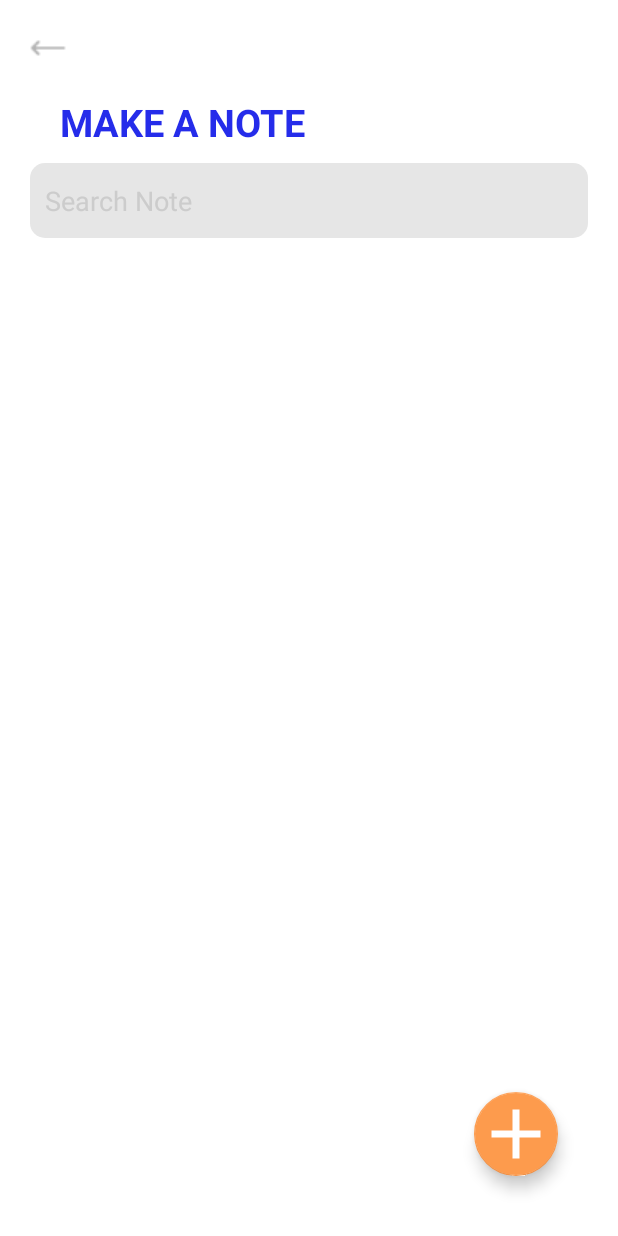
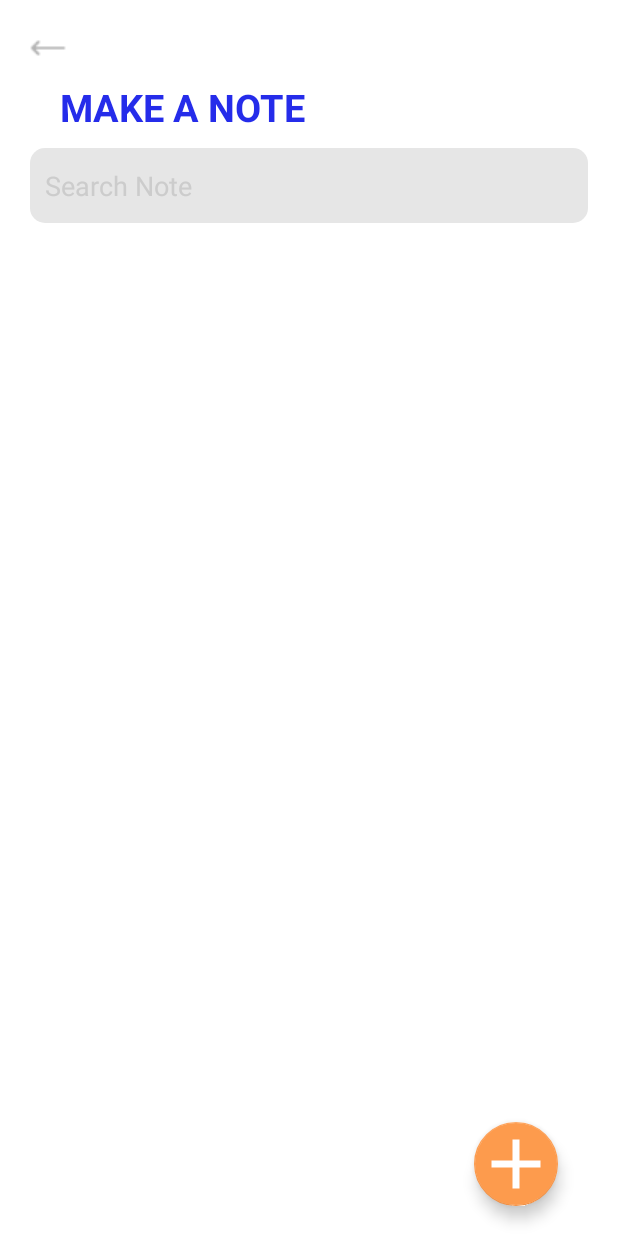
Before and after one commit to ronaldkelechi11/Cs-chat.2, an Android app: the screen it shows after launch (Notes), on a phone screen of 412 x 824 dp. Run offline under Robolectric (Android 15) with nearby library versions, the phone set to English and light mode, and no system bars; libraries missing offline, so code that uses them is left out: net.yslibrary.android; 1 statement that could not run was skipped.

Commit message:
Arranged the themes properly and have initialized the Notes Widgets Items

```diff
--- a/app/src/main/java/com/bms/cschat/Notes.java
+++ b/app/src/main/java/com/bms/cschat/Notes.java
@@ -3,16 +3,47 @@ package com.bms.cschat;
 import android.content.Intent;
 import android.os.Bundle;
 import android.view.View;
+import android.widget.EditText;
+import android.widget.ImageView;
+import android.widget.ListView;
 
 import androidx.appcompat.app.AppCompatActivity;
+import androidx.recyclerview.widget.RecyclerView;
+
+import com.google.android.material.floatingactionbutton.FloatingActionButton;
+
+import net.yslibrary.android.keyboardvisibilityevent.KeyboardVisibilityEvent;
+import net.yslibrary.android.keyboardvisibilityevent.KeyboardVisibilityEventListener;
 
 
 public class Notes extends AppCompatActivity {
+    FloatingActionButton fab;
+    EditText searchNotes;
+    ListView notesListView;
 
     @Override
     protected void onCreate(Bundle savedInstanceState) {
         super.onCreate(savedInstanceState);
         setContentView(R.layout.activity_notes);
+
+        //Initialization of Views
+        fab = findViewById(R.id.fabNotes);
+        searchNotes = findViewById(R.id.searchNoteEditText);
+        notesListView = findViewById(R.id.notesListView);
+
+
+        //To hide FAB if Keyboard is Visible
+        KeyboardVisibilityEvent.setEventListener(this, new KeyboardVisibilityEventListener() {
+            @Override
+            public void onVisibilityChanged(boolean isOpen) {
+                if(isOpen){
+                    fab.setVisibility(View.GONE);
+                }
+                else{
+                    fab.setVisibility(View.VISIBLE);
+                }
+            }
+        });
 
 
     }
@@ -20,4 +51,8 @@ public class Notes extends AppCompatActivity {
         Intent nt = new Intent(getApplicationContext(),NewNote.class);
         startActivity(nt);
     }
+
+    public void backToHome(View view) {
+        finish();
+    }
 }
--- a/app/src/main/res/layout/activity_new_note.xml
+++ b/app/src/main/res/layout/activity_new_note.xml
@@ -34,7 +34,7 @@
 
     <EditText
         android:id="@+id/titleNewNote"
-        android:layout_width="wrap_content"
+        android:layout_width="match_parent"
         android:layout_height="wrap_content"
         android:layout_marginHorizontal="5dp"
         android:layout_marginTop="30dp"
--- a/app/src/main/res/layout/activity_notes.xml
+++ b/app/src/main/res/layout/activity_notes.xml
@@ -4,10 +4,12 @@
     xmlns:tools="http://schemas.android.com/tools"
     android:layout_width="match_parent"
     android:layout_height="match_parent"
-    android:padding="20dp"
+    android:paddingTop="20dp"
+    android:paddingHorizontal="20dp"
     tools:context=".Notes">
     <ImageView
         android:id="@+id/registerBack"
+        android:onClick="backToHome"
         android:layout_width="wrap_content"
         android:layout_height="wrap_content"
         android:cropToPadding="true"
@@ -20,7 +22,7 @@
         android:layout_width="wrap_content"
         android:layout_height="wrap_content"
         android:layout_marginHorizontal="20dp"
-        android:layout_marginTop="20dp"
+        android:layout_marginTop="10dp"
         android:text="Make a Note"
         android:textAllCaps="true"
         android:textColor="@color/primary3"
@@ -35,20 +37,24 @@
         android:layout_marginTop="10dp"
         android:layout_height="50dp"
         android:background="@drawable/box_grey_note"
+        android:textColor="@color/grey"
+        android:textColorHint="@color/grey1"
+        android:hint="@string/search_note"
         android:imeOptions="actionSearch"
+        android:singleLine="true"
         android:gravity="center_vertical"
-        android:hint="Search Note"
         android:padding="10dp"
-        android:textColorHint="@color/grey1"
         app:layout_constraintEnd_toEndOf="parent"
         app:layout_constraintStart_toStartOf="parent"
         app:layout_constraintTop_toBottomOf="@+id/textView11" />
 
-    <androidx.recyclerview.widget.RecyclerView
-        android:id="@+id/notesRecyclerView"
+    <ListView
+        android:id="@+id/notesListView"
         android:layout_width="match_parent"
         android:layout_height="0dp"
         android:layout_marginTop="10dp"
+        android:dividerHeight="0dp"
+        android:divider="@android:color/transparent"
         app:layout_constraintBottom_toBottomOf="parent"
         app:layout_constraintEnd_toEndOf="parent"
         app:layout_constraintStart_toStartOf="parent"
@@ -57,6 +63,7 @@
 
     <com.google.android.material.floatingactionbutton.FloatingActionButton
         android:id="@+id/fabNotes"
+        android:onClick="goToNewNote"
         android:layout_width="wrap_content"
         android:layout_height="wrap_content"
         android:layout_margin="20dp"
--- a/app/src/main/res/values/strings.xml
+++ b/app/src/main/res/values/strings.xml
@@ -13,5 +13,6 @@
     <string name="redirect_log2">Register Here</string>
     <string name="fill_in_the_details_below">Fill in the details below</string>
     <string name="user_profile">You\'re almost setup, just upload a profile picture to get started</string>
+    <string name="search_note">Search Note</string>
 
 </resources>
--- a/app/src/main/res/values/themes.xml
+++ b/app/src/main/res/values/themes.xml
@@ -9,7 +9,8 @@
         <item name="colorSecondary">@color/secondary1</item>
         <item name="colorSecondaryVariant">@color/secondary2</item>
         <item name="colorOnSecondary">@color/black</item>
-        <!-- Status bar color. -->
+
+        <!-- Status bar color. the orange status bar color-->
         <item name="android:statusBarColor" tools:targetApi="l">@color/secondary4</item>
         <item name="android:windowLightStatusBar">true</item>
         <!-- Customize your theme here. -->
--- a/app/src/main/res/values/whiteTheme.xml
+++ b/app/src/main/res/values/whiteTheme.xml
@@ -8,8 +8,9 @@
         <item name="colorSecondary">@color/teal_200</item>
         <item name="colorSecondaryVariant">@color/teal_700</item>
         <item name="colorOnSecondary">@color/black</item>
-        <!-- Status bar color. -->
-        <item name="android:statusBarColor" tools:targetApi="l">?colorOnPrimary</item>
+
+        <!-- Status bar color. the white status bar-->
+        <item name="android:statusBarColor" tools:targetApi="l">@color/white</item>
         <item name="android:windowLightStatusBar">true</item>
         <!-- Customize your theme here. -->
     </style>
```
